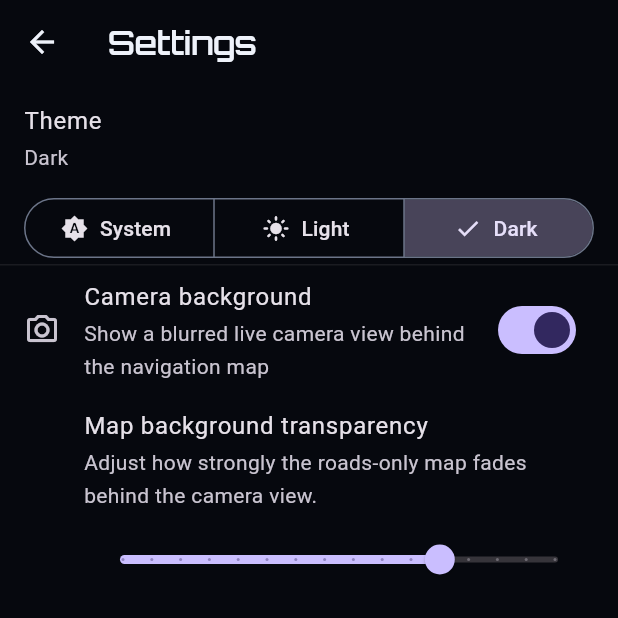
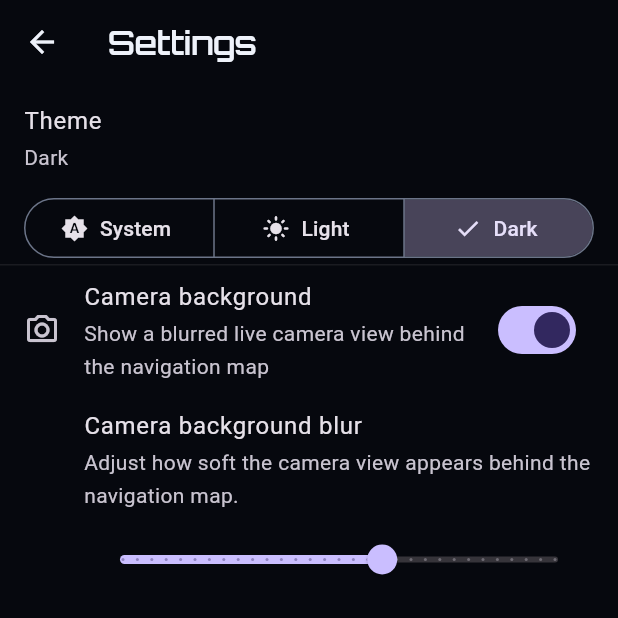
Before and after one commit to vergissberlin/ambientnav, a Flutter app: the SettingsScreen screen opened directly, after a tap on "Light", after a tap on "Dark", after a tap on "Camera background", on a phone screen of 412 x 824 dp, the top half of it. Run offline on Flutter 3.47's test engine with Material 3 defaults, Android fonts, the light colour scheme and no system bars; our stand-ins replace camera, dio, file_picker, flutter_riverpod, flutter_tts, geolocator and 3 more; missing offline and left inert: maplibre_gl, universal_ble, widgetbook; accounts and stored records are empty.

Commit message:
feat: replace camera background transparency with blur control

```diff
--- a/app/lib/core/l10n/app_en.arb
+++ b/app/lib/core/l10n/app_en.arb
@@ -25,12 +25,12 @@
   "cameraNavBackgroundDesc": "Show a blurred live camera view behind the navigation map",
   "cameraNavBackgroundPermissionDenied": "Camera permission is required. If you deny it, the camera background stays off until you allow access.",
   "cameraNavBackgroundNoCamera": "No camera is available in this simulator. The app is showing a simulated video background instead.",
-  "cameraNavBackgroundTransparency": "Map background transparency",
-  "cameraNavBackgroundTransparencyDesc": "Adjust how strongly the roads-only map fades behind the camera view.",
-  "cameraNavBackgroundTransparencyValue": "{percent}% transparent",
-  "@cameraNavBackgroundTransparencyValue": {
+  "cameraNavBackgroundBlur": "Camera background blur",
+  "cameraNavBackgroundBlurDesc": "Adjust how soft the camera view appears behind the navigation map.",
+  "cameraNavBackgroundBlurValue": "{sigma} blur",
+  "@cameraNavBackgroundBlurValue": {
     "placeholders": {
-      "percent": {
+      "sigma": {
         "type": "String"
       }
     }
--- a/app/lib/core/l10n/app_localizations.dart
+++ b/app/lib/core/l10n/app_localizations.dart
@@ -248,23 +248,23 @@ abstract class AppLocalizations {
   /// **'No camera is available in this simulator. The app is showing a simulated video background instead.'**
   String get cameraNavBackgroundNoCamera;
 
-  /// No description provided for @cameraNavBackgroundTransparency.
+  /// No description provided for @cameraNavBackgroundBlur.
   ///
   /// In en, this message translates to:
-  /// **'Map background transparency'**
-  String get cameraNavBackgroundTransparency;
+  /// **'Camera background blur'**
+  String get cameraNavBackgroundBlur;
 
-  /// No description provided for @cameraNavBackgroundTransparencyDesc.
+  /// No description provided for @cameraNavBackgroundBlurDesc.
   ///
   /// In en, this message translates to:
-  /// **'Adjust how strongly the roads-only map fades behind the camera view.'**
-  String get cameraNavBackgroundTransparencyDesc;
+  /// **'Adjust how soft the camera view appears behind the navigation map.'**
+  String get cameraNavBackgroundBlurDesc;
 
-  /// No description provided for @cameraNavBackgroundTransparencyValue.
+  /// No description provided for @cameraNavBackgroundBlurValue.
   ///
   /// In en, this message translates to:
-  /// **'{percent}% transparent'**
-  String cameraNavBackgroundTransparencyValue(String percent);
+  /// **'{sigma} blur'**
+  String cameraNavBackgroundBlurValue(String sigma);
 
   /// No description provided for @theme.
   ///
--- a/app/lib/core/l10n/app_localizations_en.dart
+++ b/app/lib/core/l10n/app_localizations_en.dart
@@ -89,15 +89,15 @@ class AppLocalizationsEn extends AppLocalizations {
       'No camera is available in this simulator. The app is showing a simulated video background instead.';
 
   @override
-  String get cameraNavBackgroundTransparency => 'Map background transparency';
+  String get cameraNavBackgroundBlur => 'Camera background blur';
 
   @override
-  String get cameraNavBackgroundTransparencyDesc =>
-      'Adjust how strongly the roads-only map fades behind the camera view.';
+  String get cameraNavBackgroundBlurDesc =>
+      'Adjust how soft the camera view appears behind the navigation map.';
 
   @override
-  String cameraNavBackgroundTransparencyValue(String percent) {
-    return '$percent% transparent';
+  String cameraNavBackgroundBlurValue(String sigma) {
+    return '$sigma blur';
   }
 
   @override
--- a/app/lib/core/settings/camera_background_settings.dart
+++ b/app/lib/core/settings/camera_background_settings.dart
@@ -27,36 +27,32 @@ final cameraBackgroundEnabledProvider =
       return CameraBackgroundController(ref.watch(localStoreProvider));
     });
 
-/// Persists the camera-background map transparency. Higher values make the
-/// roads-only map fade more strongly behind the camera view.
-class CameraBackgroundTransparencyController extends StateNotifier<double> {
-  CameraBackgroundTransparencyController(this._store) : super(_read(_store));
+/// Persists the camera-background blur strength. Higher values make the
+/// camera preview more blurred behind the roads-only map.
+class CameraBackgroundBlurController extends StateNotifier<double> {
+  CameraBackgroundBlurController(this._store) : super(_read(_store));
 
   final LocalStore _store;
-  static const String _key = 'camera_nav_background_transparency';
-  static const double _defaultValue = 0.72;
+  static const String _key = 'camera_nav_background_blur';
+  static const double _defaultValue = 18.0;
 
   static double _read(LocalStore store) {
     final raw = store.getString(_key);
     final parsed = raw == null ? null : double.tryParse(raw);
     if (parsed == null) return _defaultValue;
-    return parsed.clamp(0.0, 1.0);
+    return parsed.clamp(0.0, 30.0);
   }
 
-  Future<void> setTransparency(double value) async {
-    final clamped = value.clamp(0.0, 1.0);
+  Future<void> setBlur(double value) async {
+    final clamped = value.clamp(0.0, 30.0);
     state = clamped;
     await _store.setString(_key, clamped.toString());
   }
 }
 
-final cameraBackgroundTransparencyProvider =
-    StateNotifierProvider<CameraBackgroundTransparencyController, double>((
-      ref,
-    ) {
-      return CameraBackgroundTransparencyController(
-        ref.watch(localStoreProvider),
-      );
+final cameraBackgroundBlurProvider =
+    StateNotifierProvider<CameraBackgroundBlurController, double>((ref) {
+      return CameraBackgroundBlurController(ref.watch(localStoreProvider));
     });
 
 /// True right after a camera permission request for the background feature
--- a/app/lib/features/navigation/presentation/map_screen.dart
+++ b/app/lib/features/navigation/presentation/map_screen.dart
@@ -34,24 +34,6 @@ class MapScreen extends ConsumerStatefulWidget {
 
 class _MapScreenState extends ConsumerState<MapScreen>
     with WidgetsBindingObserver {
-  static const List<String> _cameraBackgroundLayerIds = [
-    'road_pier',
-    'highway_path',
-    'highway_minor',
-    'highway_major_casing',
-    'highway_major_inner',
-    'highway_major_subtle',
-    'highway_motorway_casing',
-    'highway_motorway_inner',
-    'highway_motorway_subtle',
-    'railway_transit',
-    'railway_transit_dashline',
-    'railway_minor',
-    'railway_minor_dashline',
-    'railway',
-    'railway_dashline',
-  ];
-
   MapLibreMapController? _mapController;
   Line? _routeLine;
   Line? _hazardZoneLine;
@@ -182,7 +164,10 @@ class _MapScreenState extends ConsumerState<MapScreen>
   /// A full-bleed, aspect-correct camera preview (the plugin's own
   /// [CameraPreview] doesn't crop to fill), blurred so it reads as ambience
   /// rather than a sharp video feed behind the roads/route graphic.
-  Widget _buildBlurredCameraPreview(CameraController controller) {
+  Widget _buildBlurredCameraPreview(
+    CameraController controller, {
+    double sigma = 20,
+  }) {
     final previewSize = controller.value.previewSize;
     final preview = previewSize == null
         ? CameraPreview(controller)
@@ -194,13 +179,13 @@ class _MapScreenState extends ConsumerState<MapScreen>
               child: CameraPreview(controller),
             ),
           );
-    return _blurred(preview);
+    return _blurred(preview, sigma: sigma);
   }
 
-  Widget _blurred(Widget child) {
+  Widget _blurred(Widget child, {double sigma = 20}) {
     return Positioned.fill(
       child: ImageFiltered(
-        imageFilter: ImageFilter.blur(sigmaX: 20, sigmaY: 20),
+        imageFilter: ImageFilter.blur(sigmaX: sigma, sigmaY: sigma),
         child: child,
       ),
     );
@@ -229,21 +214,6 @@ class _MapScreenState extends ConsumerState<MapScreen>
     await _drawRouteLine();
     await _drawHazardZone(ref.read(hazardZoneGeometryProvider));
     await _updateSimPosition(ref.read(simulatedPositionProvider));
-    await _applyCameraBackgroundTransparency(
-      ref.read(cameraBackgroundTransparencyProvider),
-    );
-  }
-
-  Future<void> _applyCameraBackgroundTransparency(double transparency) async {
-    final controller = _mapController;
-    if (controller == null || !_styleLoaded) return;
-    final opacity = (1 - transparency).clamp(0.0, 1.0);
-    for (final layerId in _cameraBackgroundLayerIds) {
-      await controller.setLayerProperties(
-        layerId,
-        LineLayerProperties(lineOpacity: opacity),
-      );
-    }
   }
 
   String _navErrorMessage(AppLocalizations l10n, String? error) {
@@ -472,9 +442,7 @@ class _MapScreenState extends ConsumerState<MapScreen>
     final stripEffect = _celebrateArrival ? FrontStripEffect.arriving : effect;
     final stripProgress = _celebrateArrival ? 1.0 : progress;
     final cameraBackgroundEnabled = ref.watch(cameraBackgroundEnabledProvider);
-    final cameraBackgroundTransparency = ref.watch(
-      cameraBackgroundTransparencyProvider,
-    );
+    final cameraBackgroundBlur = ref.watch(cameraBackgroundBlurProvider);
     final showCameraBackground =
         cameraBackgroundEnabled &&
         ((_cameraController?.value.isInitialized ?? false) || _cameraSimulated);
@@ -484,11 +452,6 @@ class _MapScreenState extends ConsumerState<MapScreen>
         _initCameraBackground();
       } else {
         _disposeCameraBackground();
-      }
-    });
-    ref.listen<double>(cameraBackgroundTransparencyProvider, (_, next) {
-      if (showCameraBackground) {
-        unawaited(_applyCameraBackgroundTransparency(next));
       }
     });
     ref.listen(navControllerProvider, (_, _) => _drawRouteLine());
@@ -605,9 +568,13 @@ class _MapScreenState extends ConsumerState<MapScreen>
         children: [
           if (showCameraBackground)
             _cameraController != null
-                ? _buildBlurredCameraPreview(_cameraController!)
+                ? _buildBlurredCameraPreview(
+                    _cameraController!,
+                    sigma: cameraBackgroundBlur,
+                  )
                 : _blurred(
                     SimulatedCameraBackground(speedMps: navState.speedMps),
+                    sigma: cameraBackgroundBlur,
                   ),
           map,
           Positioned(
--- a/app/lib/features/settings/presentation/settings_screen.dart
+++ b/app/lib/features/settings/presentation/settings_screen.dart
@@ -21,9 +21,7 @@ class SettingsScreen extends ConsumerWidget {
     final mode = ref.watch(themeControllerProvider);
     final controller = ref.read(themeControllerProvider.notifier);
     final cameraBackgroundEnabled = ref.watch(cameraBackgroundEnabledProvider);
-    final cameraBackgroundTransparency = ref.watch(
-      cameraBackgroundTransparencyProvider,
-    );
+    final cameraBackgroundBlur = ref.watch(cameraBackgroundBlurProvider);
     final cameraPermissionDenied = ref.watch(
       cameraBackgroundPermissionDeniedProvider,
     );
@@ -137,21 +135,21 @@ class SettingsScreen extends ConsumerWidget {
                 children: [
                   ListTile(
                     contentPadding: EdgeInsets.zero,
-                    title: Text(l10n.cameraNavBackgroundTransparency),
-                    subtitle: Text(l10n.cameraNavBackgroundTransparencyDesc),
+                    title: Text(l10n.cameraNavBackgroundBlur),
+                    subtitle: Text(l10n.cameraNavBackgroundBlurDesc),
                   ),
                   Slider(
-                    key: const Key('cameraNavBackgroundTransparencySlider'),
-                    value: cameraBackgroundTransparency,
-                    min: 0.15,
-                    max: 0.9,
-                    divisions: 15,
-                    label: l10n.cameraNavBackgroundTransparencyValue(
-                      (cameraBackgroundTransparency * 100).round().toString(),
+                    key: const Key('cameraNavBackgroundBlurSlider'),
+                    value: cameraBackgroundBlur,
+                    min: 0,
+                    max: 30,
+                    divisions: 30,
+                    label: l10n.cameraNavBackgroundBlurValue(
+                      cameraBackgroundBlur.round().toString(),
                     ),
                     onChanged: (value) => ref
-                        .read(cameraBackgroundTransparencyProvider.notifier)
-                        .setTransparency(value),
+                        .read(cameraBackgroundBlurProvider.notifier)
+                        .setBlur(value),
                   ),
                 ],
               ),
--- a/app/lib/ui/molecules/front_led_strip_preview.dart
+++ b/app/lib/ui/molecules/front_led_strip_preview.dart
@@ -120,10 +120,11 @@ class _FrontLedStripPreviewState extends State<FrontLedStripPreview>
       widget.progress,
     );
     return Container(
+      key: const Key('frontLedStripPreviewFrame'),
       padding: const EdgeInsets.all(4),
       decoration: BoxDecoration(
         color: brand.surface2,
-        borderRadius: BorderRadius.circular(AnRadius.strip),
+        borderRadius: BorderRadius.zero,
         border: Border.all(color: brand.line),
       ),
       child: SizedBox(
```
Also changed, not shown: app/assets/map_style/ambientnav-transparent.json (+14 -14 lines), app/lib/core/l10n/app_de.arb (+5 -5 lines), app/lib/core/l10n/app_localizations_de.dart (+5 -6 lines), 2 other files.
